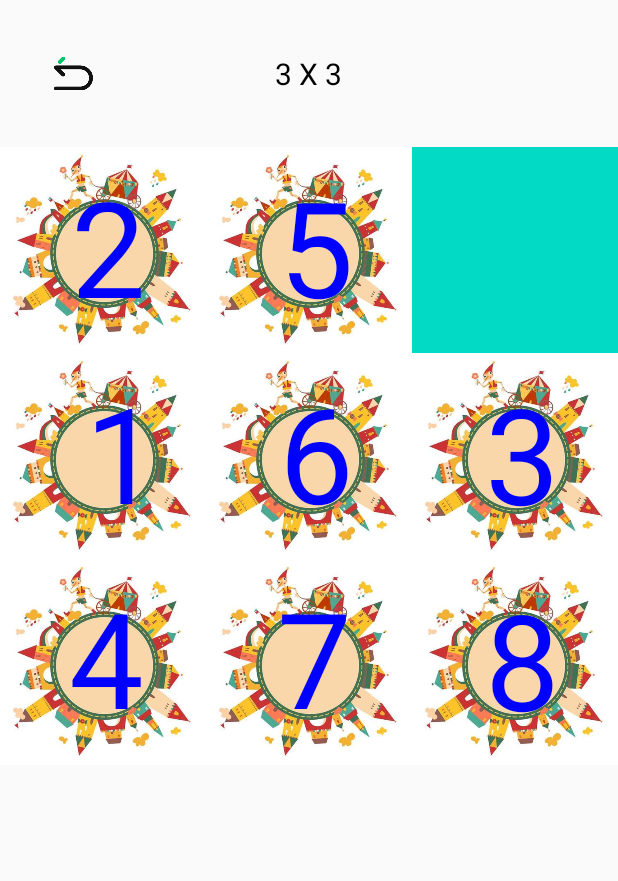
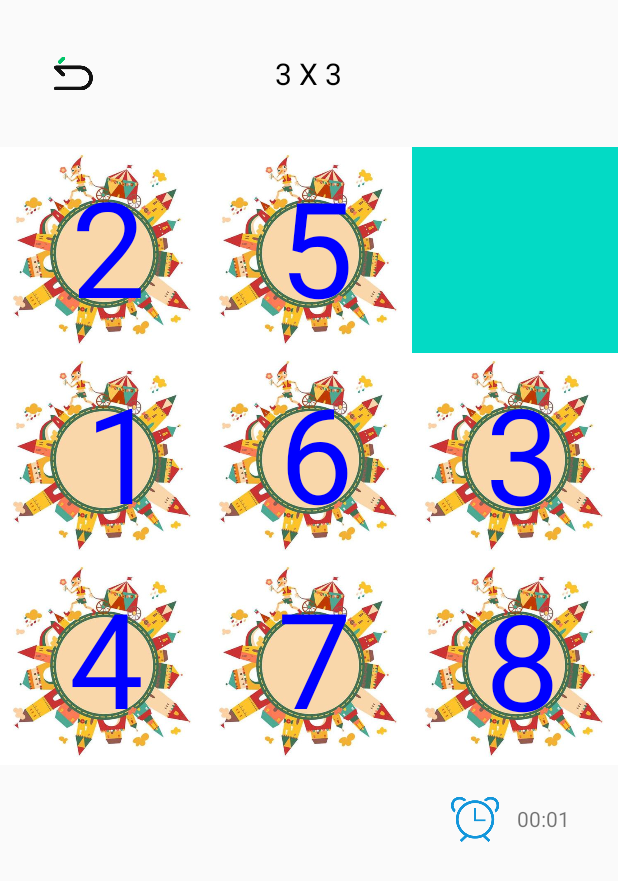
Before and after one commit to Martin0207/HuaRongDao, an Android app: the screen it shows after launch (PlayActivity), after a tap on "3 X 3", on a phone screen of 412 x 824 dp. Shown: the top 881 px of the screen. Run offline under Robolectric (Android 15) with nearby library versions, the phone set to English and light mode, and no system bars; our stand-ins replace Timber; 2 statements that could not run were skipped.

Commit message:
添加了计时功能以及弹窗

```diff
--- a/app/src/main/java/com/example/huarongdao/adapter/DifficultyAdapter.java
+++ b/app/src/main/java/com/example/huarongdao/adapter/DifficultyAdapter.java
@@ -11,6 +11,8 @@ import android.widget.BaseAdapter;
 import android.widget.TextView;
 
 import com.example.huarongdao.R;
+import com.example.huarongdao.util.SharedPreferencesUtil;
+import com.example.huarongdao.util.TimingUtil;
 
 import java.util.List;
 
@@ -34,7 +36,7 @@ public class DifficultyAdapter extends BaseAdapter {
     public DifficultyAdapter(Context context, List<Integer> data) {
         this.data = data;
         this.inflater = LayoutInflater.from(context);
-        sharedPreferences = context.getSharedPreferences("difficulty", Context.MODE_PRIVATE);
+        sharedPreferences = SharedPreferencesUtil.getSharedPreference(context);
     }
 
     @Override
@@ -66,11 +68,11 @@ public class DifficultyAdapter extends BaseAdapter {
 
         Integer item = getItem(position);
         holder.tvDifficulty.setText(String.format("%d X %d", item, item));
-        String record = sharedPreferences.getString(item.toString(), "");
-        if (TextUtils.isEmpty(record)) {
+        int record = sharedPreferences.getInt(item.toString(), 0);
+        if (record <= 0) {
             holder.tvRecord.setText("");
         } else {
-            holder.tvRecord.setText(record);
+            holder.tvRecord.setText(TimingUtil.timing2String(record));
         }
         return convertView;
     }
--- a/app/src/main/java/com/example/huarongdao/ui/PlayActivity.java
+++ b/app/src/main/java/com/example/huarongdao/ui/PlayActivity.java
@@ -1,19 +1,23 @@
 package com.example.huarongdao.ui;
 
-import androidx.appcompat.app.AppCompatActivity;
+import androidx.annotation.NonNull;
+import androidx.appcompat.app.AlertDialog;
 
 import android.content.Context;
+import android.content.DialogInterface;
 import android.content.Intent;
+import android.content.SharedPreferences;
 import android.os.Bundle;
-import android.os.CountDownTimer;
+import android.os.Handler;
+import android.os.Message;
 import android.view.View;
 import android.widget.ImageView;
 import android.widget.TextView;
 
 import com.example.huarongdao.R;
+import com.example.huarongdao.util.SharedPreferencesUtil;
+import com.example.huarongdao.util.TimingUtil;
 import com.example.huarongdao.widget.PlayView;
-
-import timber.log.Timber;
 
 public class PlayActivity extends BaseActivity {
 
@@ -32,6 +36,35 @@ public class PlayActivity extends BaseActivity {
      */
     private TextView tvTitle;
 
+    private TextView tvTiming;
+
+    /**
+     * 难度系数
+     */
+    int difficulty = 3;
+
+    /**
+     * 计时标识, 也做发送延时时长使用
+     */
+    private static final int WHAT_TIMING = 1000;
+
+    /**
+     * 计时,
+     */
+    private int timing = 0;
+
+
+    private Handler timingHandler = new Handler() {
+        @Override
+        public void handleMessage(@NonNull Message msg) {
+            if (msg.what == WHAT_TIMING) {
+                timing++;
+                tvTiming.setText(TimingUtil.timing2String(timing));
+                timingHandler.sendEmptyMessageDelayed(WHAT_TIMING, WHAT_TIMING);
+            }
+        }
+    };
+
     public static void start(Context context, int difficulty) {
         Intent starter = new Intent(context, PlayActivity.class);
         starter.putExtra("difficulty", difficulty);
@@ -44,14 +77,16 @@ public class PlayActivity extends BaseActivity {
         setContentView(R.layout.activity_play);
 
         init();
+        tvTiming.setText(TimingUtil.timing2String(timing));
+        timingHandler.sendEmptyMessageDelayed(WHAT_TIMING, WHAT_TIMING);
     }
 
     private void init() {
-        // 难度系数
-        int difficulty = getIntent().getIntExtra("difficulty", 3);
+        difficulty = getIntent().getIntExtra("difficulty", 3);
         pv = findViewById(R.id.pv);
         ivBack = findViewById(R.id.iv_back);
         tvTitle = findViewById(R.id.tv_title);
+        tvTiming = findViewById(R.id.tv_timing);
         tvTitle.setText(String.format("%d X %d", difficulty, difficulty));
         ivBack.setOnClickListener(new View.OnClickListener() {
             @Override
@@ -60,5 +95,39 @@ public class PlayActivity extends BaseActivity {
             }
         });
         pv.setDifficulty(difficulty);
+        pv.setListener(new PlayView.OnPlayOverListener() {
+            @Override
+            public void onPlayOver(int state) {
+                timingHandler.removeMessages(WHAT_TIMING);
+                showSuccessDialog();
+            }
+        });
+    }
+
+    private void showSuccessDialog() {
+        SharedPreferences sb = SharedPreferencesUtil.getSharedPreference(this);
+        int record = sb.getInt(String.valueOf(difficulty), 0);
+        String optimal;
+        if (record == 0 || timing < record) {
+            sb.edit().putInt(String.valueOf(difficulty), timing);
+            optimal = TimingUtil.timing2String(timing);
+        } else {
+            optimal = TimingUtil.timing2String(timing);
+        }
+        new AlertDialog.Builder(this)
+                .setTitle("恭喜过关")
+                .setMessage(String.format("恭喜你以 %s 通过本关.\n最佳时间:%s", tvTiming.getText(), optimal))
+                .setNegativeButton("重新开始", new DialogInterface.OnClickListener() {
+                    @Override
+                    public void onClick(DialogInterface dialog, int which) {
+                        dialog.dismiss();
+                    }
+                })
+                .setPositiveButton("提高难度", new DialogInterface.OnClickListener() {
+                    @Override
+                    public void onClick(DialogInterface dialog, int which) {
+                        dialog.dismiss();
+                    }
+                }).show();
     }
 }
--- /dev/null
+++ b/app/src/main/java/com/example/huarongdao/util/SharedPreferencesUtil.java
@@ -0,0 +1,12 @@
+package com.example.huarongdao.util;
+
+import android.content.Context;
+import android.content.SharedPreferences;
+
+public class SharedPreferencesUtil {
+
+    public static SharedPreferences getSharedPreference(Context context) {
+        return context.getSharedPreferences("difficulty", Context.MODE_PRIVATE);
+    }
+
+}
--- /dev/null
+++ b/app/src/main/java/com/example/huarongdao/util/TimingUtil.java
@@ -0,0 +1,24 @@
+package com.example.huarongdao.util;
+
+public class TimingUtil {
+
+    /**
+     * 计时化作字符串输出
+     */
+    public static String timing2String(int timing) {
+        if (timing < 60) {
+            if (timing < 10) {
+                return "00:0" + timing;
+            }
+            return "00:" + timing;
+        } else {
+            int min = timing / 60;
+            if (min >= 10) {
+                return min + ":" + timing % 60;
+            } else {
+                return "0" + min + ":" + timing % 6;
+            }
+        }
+    }
+
+}
--- a/app/src/main/java/com/example/huarongdao/widget/PlayView.java
+++ b/app/src/main/java/com/example/huarongdao/widget/PlayView.java
@@ -5,14 +5,11 @@ import android.util.AttributeSet;
 import android.view.View;
 import android.view.ViewGroup;
 
-
 import com.example.huarongdao.R;
 import com.example.huarongdao.bean.Position;
 
 import java.util.ArrayList;
-import java.util.LinkedHashMap;
 import java.util.List;
-import java.util.Map;
 
 import timber.log.Timber;
 
@@ -37,6 +34,11 @@ public class PlayView extends ViewGroup implements PieceView.OnPositionChangedLi
      * 空闲位置
      */
     private Position idlePosition;
+
+    /**
+     * 游戏结束监听
+     */
+    private OnPlayOverListener listener;
 
     public PlayView(Context context) {
         super(context);
@@ -90,7 +92,7 @@ public class PlayView extends ViewGroup implements PieceView.OnPositionChangedLi
      */
     private void upsetPieces(List<PieceView> temporaryList) {
         //打乱次数,难度系数的平方
-        int count = difficulty * difficulty ;
+        int count = difficulty * difficulty;
         do {
             //随机数,模拟点击位置
             int round = (int) Math.floor(Math.random() * temporaryList.size());
@@ -140,7 +142,6 @@ public class PlayView extends ViewGroup implements PieceView.OnPositionChangedLi
                 for (int k = 0; k < temporaryList.size(); k++) {
                     PieceView pv = temporaryList.get(k);
                     if (pv.getCurrentPosition().getY() == i && pv.getCurrentPosition().getX() == j) {
-                        Timber.e("correct :" + pv.getCorrectPosition() + "\n current: " + pv.getCurrentPosition());
                         addView(pv);
                         break;
                     }
@@ -237,9 +238,25 @@ public class PlayView extends ViewGroup implements PieceView.OnPositionChangedLi
         } else {
             correctCount--;
         }
-        Timber.e("当前已经正确的数量: %d", correctCount);
+        Timber.e("当前正确的数量: " + correctCount);
         if (correctCount >= ((difficulty * difficulty) - 1)) {
-            Timber.e("恭喜你完成该局");
+            if (listener != null) {
+                listener.onPlayOver(0);
+            }
         }
     }
+
+    public void setListener(OnPlayOverListener listener) {
+        this.listener = listener;
+    }
+
+    public interface OnPlayOverListener {
+        /**
+         * 游戏结束回调
+         *
+         * @param state 结束状态,目前默认为0
+         *              预留后面添加超时失败等状态
+         */
+        void onPlayOver(int state);
+    }
 }
--- a/app/src/main/res/layout/activity_play.xml
+++ b/app/src/main/res/layout/activity_play.xml
@@ -6,7 +6,6 @@
     android:layout_height="match_parent"
     android:orientation="vertical"
     tools:context=".ui.PlayActivity">
-
 
     <RelativeLayout
         android:layout_width="match_parent"
@@ -21,10 +20,10 @@
             android:src="@mipmap/ic_back" />
 
         <TextView
+            android:id="@+id/tv_title"
             android:layout_width="wrap_content"
             android:layout_height="wrap_content"
             android:layout_centerInParent="true"
-            android:id="@+id/tv_title"
             android:text="3 X 3"
             android:textColor="#000000"
             android:textSize="20sp" />
@@ -37,4 +36,24 @@
         android:layout_height="match_parent"
         android:background="@color/colorAccent" />
 
+    <LinearLayout
+        android:layout_width="match_parent"
+        android:layout_height="wrap_content"
+        android:layout_marginTop="16dp"
+        android:gravity="right|center_vertical">
+
+        <ImageView
+            android:layout_width="40dp"
+            android:layout_height="40dp"
+            android:src="@drawable/ic_timing" />
+
+        <TextView
+            android:id="@+id/tv_timing"
+            android:layout_width="wrap_content"
+            android:layout_height="wrap_content"
+            android:layout_marginLeft="8dp"
+            android:layout_marginRight="32dp" />
+
+    </LinearLayout>
+
 </LinearLayout>
```
Also changed, not shown: app/src/main/res/drawable/ic_timing.png (added).
